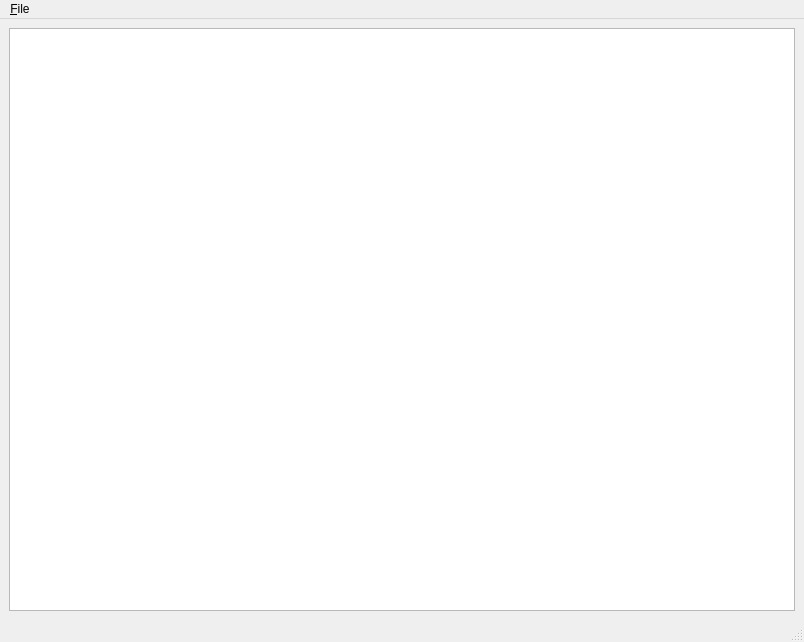
This is bomfunk.ui in SchrodingersGat/kicad-python-scripts as Qt 5 draws it before an edit. The edited form follows.
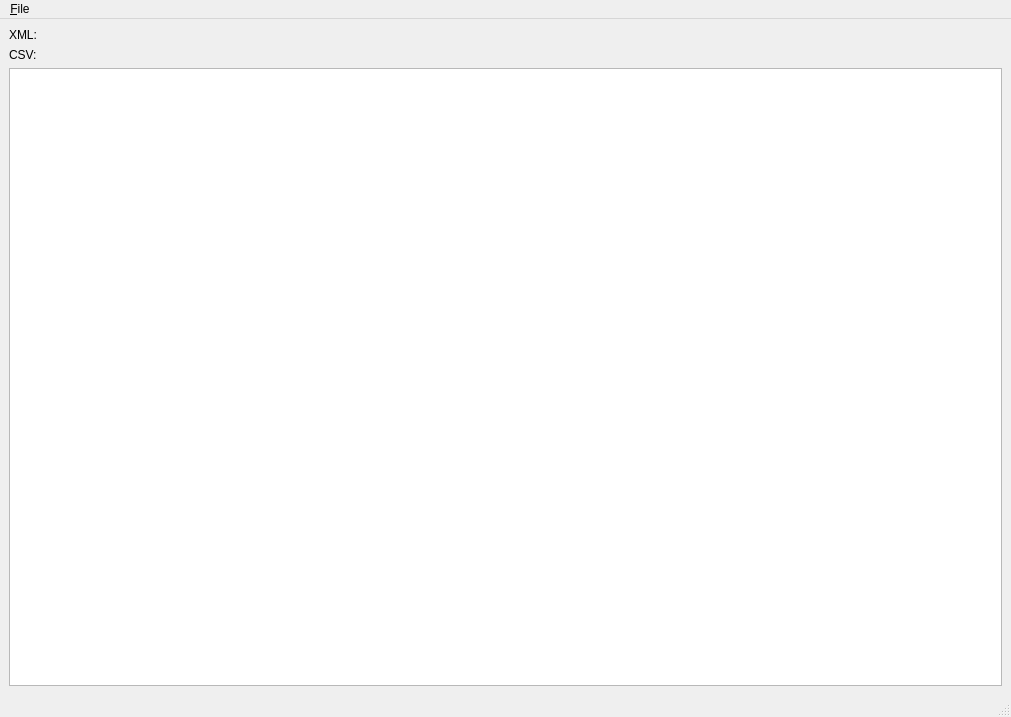
This is the edited form.

Commit message: Started work on units comparison function Added ability to output row numbers to CSV file UI auto-loads CSV and XML files appropriately Added file labels to UI

Patch:
```diff
--- a/bomfunk.ui
+++ b/bomfunk.ui
@@ -6,8 +6,8 @@
    <rect>
     <x>0</x>
     <y>0</y>
-    <width>804</width>
-    <height>642</height>
+    <width>1011</width>
+    <height>717</height>
    </rect>
   </property>
   <property name="windowTitle">
@@ -16,6 +16,20 @@
   <widget class="QWidget" name="centralwidget">
    <layout class="QGridLayout" name="gridLayout">
     <item row="0" column="0">
+     <widget class="QLabel" name="xmlLabel">
+      <property name="text">
+       <string>XML: &lt;no file loaded&gt;</string>
+      </property>
+     </widget>
+    </item>
+    <item row="1" column="0">
+     <widget class="QLabel" name="csvLabel">
+      <property name="text">
+       <string>CSV: &lt;no file loaded&gt;</string>
+      </property>
+     </widget>
+    </item>
+    <item row="2" column="0">
      <widget class="QTableWidget" name="table"/>
     </item>
    </layout>
@@ -25,7 +39,7 @@
     <rect>
      <x>0</x>
      <y>0</y>
-     <width>804</width>
+     <width>1011</width>
      <height>21</height>
     </rect>
    </property>
```
The commit also changes 3 other files.
